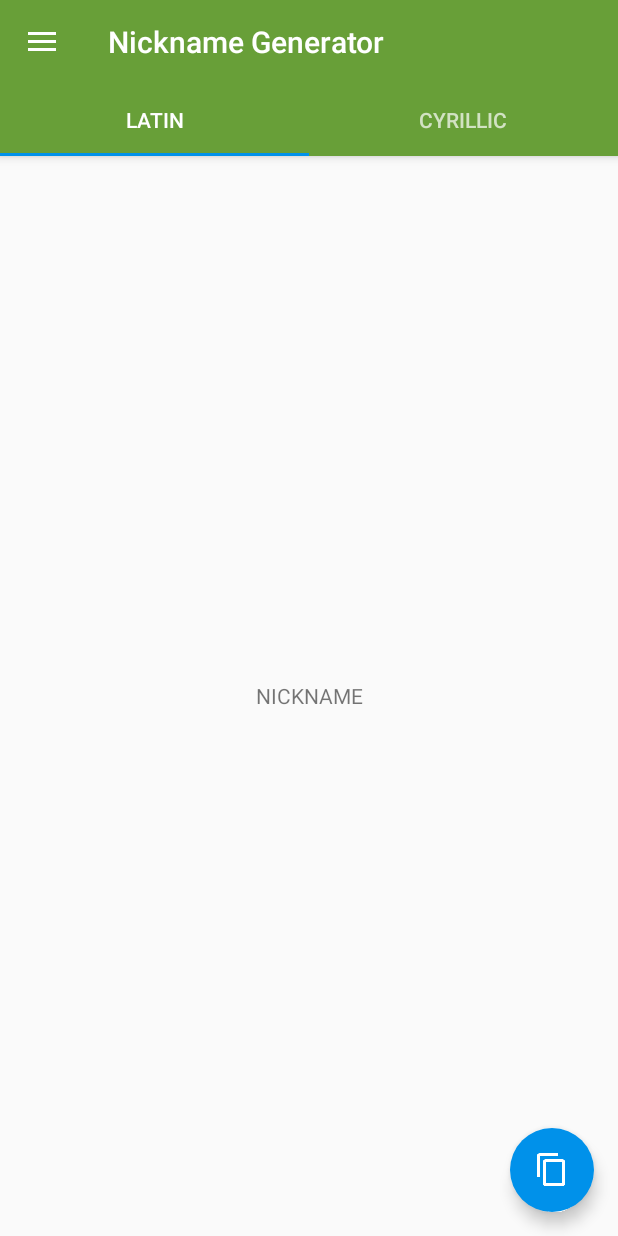
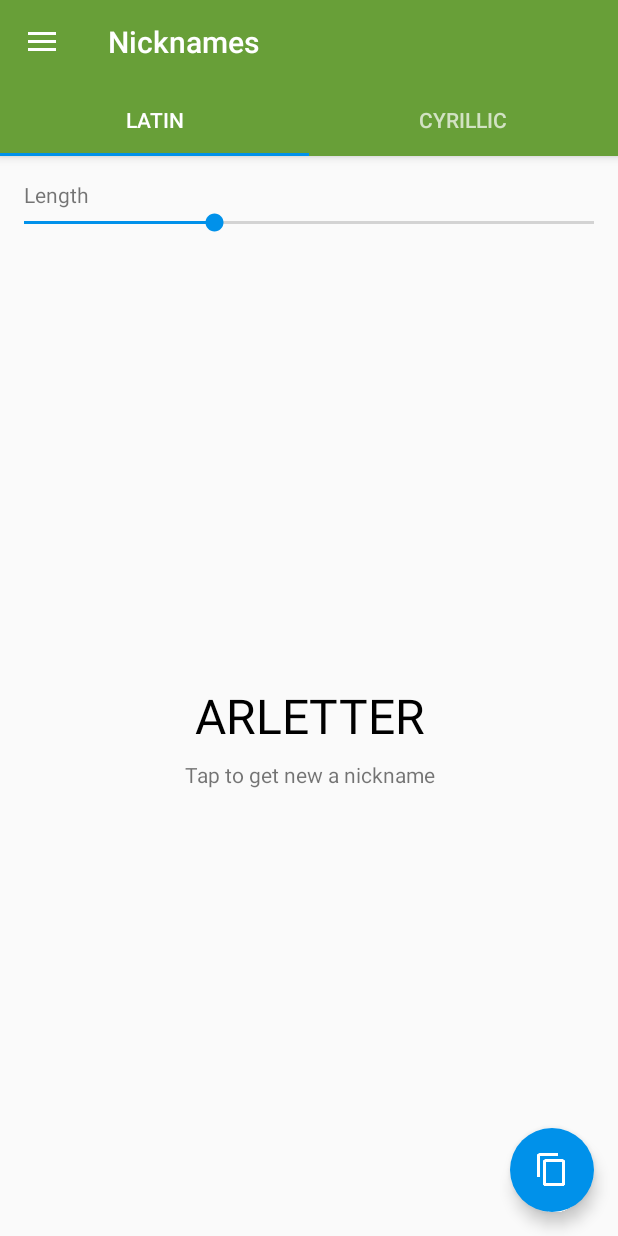
Before and after one commit to eigenein/nicknames-android, an Android app: the screen it shows after launch (MainActivity), on a phone screen of 412 x 824 dp. Run offline under Robolectric (Android 15) with nearby library versions, the phone set to English and light mode, and no system bars.

Commit message:
Generating nicknames

```diff
--- a/app/src/main/java/ninja/eigenein/nicknames/Application.java
+++ b/app/src/main/java/ninja/eigenein/nicknames/Application.java
@@ -30,8 +30,8 @@ public class Application extends android.app.Application {
         }
     }
 
-    public HashMap<String, Model> getModels() {
-        return models;
+    public static Model getModel(final String key) {
+        return models.get(key);
     }
 
     private void readModels() throws JSONException, IOException {
--- a/app/src/main/java/ninja/eigenein/nicknames/activities/MainActivity.java
+++ b/app/src/main/java/ninja/eigenein/nicknames/activities/MainActivity.java
@@ -6,14 +6,24 @@ import android.support.v4.view.GravityCompat;
 import android.support.v4.widget.DrawerLayout;
 import android.view.Menu;
 import android.view.MenuItem;
+import android.view.View;
+import android.widget.SeekBar;
+import android.widget.TextView;
 
+import ninja.eigenein.nicknames.Application;
 import ninja.eigenein.nicknames.R;
+import ninja.eigenein.nicknames.core.Model;
 
 
 public class MainActivity extends BaseActivity {
 
-    private String modelName = "people_male";
-    private String characterSet = "latin";
+    private static final int MIN_NICKNAME_LENGTH = 3;
+
+    private String sectionKey = "people_male";
+    private Model model;
+
+    private SeekBar lengthSeekBar;
+    private TextView nicknameTextView;
 
     @Override
     protected void onCreate(final Bundle savedInstanceState) {
@@ -23,6 +33,19 @@ public class MainActivity extends BaseActivity {
         setupToolbar();
         getSupportActionBar().setHomeAsUpIndicator(R.drawable.ic_menu_white_24dp);
         setupTabLayout();
+
+        model = Application.getModel("people_male_latin");
+
+        lengthSeekBar = (SeekBar)findViewById(R.id.seek_length);
+        nicknameTextView = (TextView)findViewById(R.id.text_view_nickname);
+        findViewById(R.id.layout_clickable).setOnClickListener(new View.OnClickListener() {
+            @Override
+            public void onClick(final View view) {
+                generate();
+            }
+        });
+
+        generate();
     }
 
     @Override
@@ -48,7 +71,9 @@ public class MainActivity extends BaseActivity {
         tabLayout.setOnTabSelectedListener(new TabLayout.OnTabSelectedListener() {
             @Override
             public void onTabSelected(final TabLayout.Tab tab) {
-                // Do nothing.
+                final String characterSet = tab.getPosition() == 0 ? "_latin" : "_cyrillic"; // TODO
+                model = Application.getModel(sectionKey + characterSet);
+                generate();
             }
 
             @Override
@@ -62,4 +87,8 @@ public class MainActivity extends BaseActivity {
             }
         });
     }
+
+    private void generate() {
+        nicknameTextView.setText(model.generate(lengthSeekBar.getProgress() + MIN_NICKNAME_LENGTH));
+    }
 }
--- a/app/src/main/java/ninja/eigenein/nicknames/core/Model.java
+++ b/app/src/main/java/ninja/eigenein/nicknames/core/Model.java
@@ -8,8 +8,13 @@ import java.util.ArrayList;
 import java.util.HashMap;
 import java.util.HashSet;
 import java.util.Iterator;
+import java.util.List;
+import java.util.Random;
 
 public class Model {
+
+    private static final int N = 3;
+    private static final Random RANDOM = new Random();
 
     private final HashMap<String, ArrayList<CharLevel>> p = new HashMap<>();
     private final HashSet<String> breakable = new HashSet<>();
@@ -27,21 +32,54 @@ public class Model {
         while (keyIterator.hasNext()) {
             final String key = keyIterator.next();
             // Initialize list of continuations.
-            final ArrayList<CharLevel> modelChars;
+            final ArrayList<CharLevel> modelContinuations;
             if (!model.p.containsKey(key)) {
-                modelChars = new ArrayList<>();
-                model.p.put(key, modelChars);
+                modelContinuations = new ArrayList<>();
+                model.p.put(key, modelContinuations);
             } else {
-                modelChars = model.p.get(key);
+                modelContinuations = model.p.get(key);
             }
             // Fill in the list.
-            final JSONArray chars = p.getJSONArray(key);
-            for (int i = 0; i < chars.length(); i++) {
-                final JSONArray aChar = chars.getJSONArray(i);
-                modelChars.add(new CharLevel(aChar.getString(0).charAt(0), aChar.getDouble(1)));
+            final JSONArray continuations = p.getJSONArray(key);
+            for (int i = 0; i < continuations.length(); i++) {
+                final JSONArray continuation = continuations.getJSONArray(i);
+                modelContinuations.add(new CharLevel(
+                        continuation.getString(0).charAt(0),
+                        continuation.getDouble(1)));
             }
         }
 
         return model;
     }
+
+    public String generate(final int length) {
+        String word = "";
+
+        for (int i = 0; i < N - 1; i++) {
+            word += "$";
+        }
+
+        while (true) {
+            final int endingStart = word.length() - N + 1; // subtract the prefix $$
+            final String ending = word.substring(endingStart, word.length());
+            if ((endingStart >= length) && breakable.contains(ending)) {
+                break;
+            }
+
+            final List<CharLevel> continuations = p.get(ending);
+            if (continuations == null) {
+                break;
+            }
+
+            final double level = RANDOM.nextDouble();
+            for (final CharLevel continuation : continuations) {
+                if (level < continuation.getLevel()) {
+                    word += continuation.getChar();
+                    break;
+                }
+            }
+        }
+
+        return word.replace("$", "");
+    }
 }
--- a/app/src/main/res/layout/activity_main.xml
+++ b/app/src/main/res/layout/activity_main.xml
@@ -37,11 +37,45 @@
 
             <TextView
                 android:layout_width="match_parent"
+                android:layout_height="wrap_content"
+                android:paddingTop="16dp"
+                android:paddingLeft="16dp"
+                android:paddingRight="16dp"
+                android:text="@string/text_length"/>
+            <SeekBar
+                android:id="@+id/seek_length"
+                android:layout_width="match_parent"
+                android:layout_height="wrap_content"
+                android:paddingLeft="16dp"
+                android:paddingRight="16dp"
+                android:max="15"
+                android:progress="5"/>
+            <LinearLayout
+                android:id="@+id/layout_clickable"
+                android:layout_width="match_parent"
                 android:layout_height="match_parent"
+                android:paddingLeft="16dp"
+                android:paddingRight="16dp"
                 android:gravity="center"
-                android:clickable="true"
-                android:text="nickname"
-                android:textAllCaps="true"/>
+                android:orientation="vertical"
+                android:clickable="true">
+
+                <TextView
+                    android:id="@+id/text_view_nickname"
+                    android:layout_width="match_parent"
+                    android:layout_height="wrap_content"
+                    android:gravity="center"
+                    android:textAllCaps="true"
+                    android:textColor="@android:color/black"
+                    android:textSize="32sp"/>
+                <TextView
+                    android:layout_width="match_parent"
+                    android:layout_height="wrap_content"
+                    android:layout_marginTop="8dp"
+                    android:gravity="center"
+                    android:clickable="false"
+                    android:text="@string/text_tap"/>
+            </LinearLayout>
         </LinearLayout>
 
         <android.support.design.widget.FloatingActionButton
--- a/app/src/main/res/values/strings.xml
+++ b/app/src/main/res/values/strings.xml
@@ -1,5 +1,5 @@
 <resources>
-    <string name="app_name">Nickname Generator</string>
+    <string name="app_name">Nicknames</string>
     <string name="navigation_people">People</string>
     <string name="navigation_fantasy">Fantasy</string>
     <string name="navigation_elves">Elves</string>
@@ -9,4 +9,6 @@
     <string name="navigation_female">Female names</string>
     <string name="navigation_latin">Latin</string>
     <string name="navigation_cyrillic">Cyrillic</string>
+    <string name="text_length">Length</string>
+    <string name="text_tap">Tap to get new a nickname</string>
 </resources>
```
